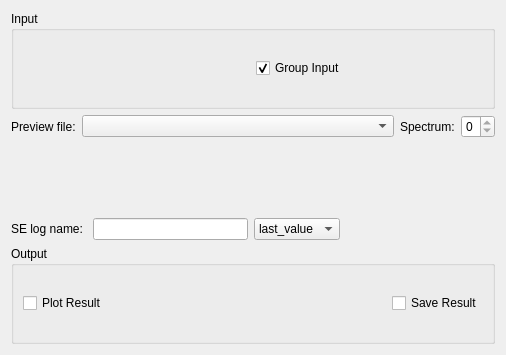
Before: the Qt Designer form MantidQt/CustomInterfaces/inc/MantidQtCustomInterfaces/Indirect/Elwin.ui in mantidproject/mantid, drawn with Qt 5.
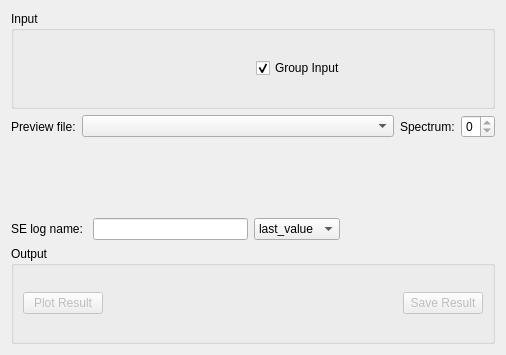
After: the same form once the commit is applied. Custom widgets are drawn as their Qt base class.

Commit message:
Elwin added plot and save push buttons initially disabled
Refs #17022

What changed in the file:
```diff
--- a/MantidQt/CustomInterfaces/inc/MantidQtCustomInterfaces/Indirect/Elwin.ui
+++ b/MantidQt/CustomInterfaces/inc/MantidQtCustomInterfaces/Indirect/Elwin.ui
@@ -167,7 +167,10 @@
      </property>
      <layout class="QHBoxLayout" name="horizontalLayout_5">
       <item>
-       <widget class="QCheckBox" name="ckPlot">
+       <widget class="QPushButton" name="pbPlot">
+        <property name="enabled">
+         <bool>false</bool>
+        </property>
         <property name="text">
          <string>Plot Result</string>
         </property>
@@ -187,7 +190,10 @@
        </spacer>
       </item>
       <item>
-       <widget class="QCheckBox" name="ckSave">
+       <widget class="QPushButton" name="pbSave">
+        <property name="enabled">
+         <bool>false</bool>
+        </property>
         <property name="text">
          <string>Save Result</string>
         </property>
```
Lines whose indentation alone changed are shown as unchanged.
